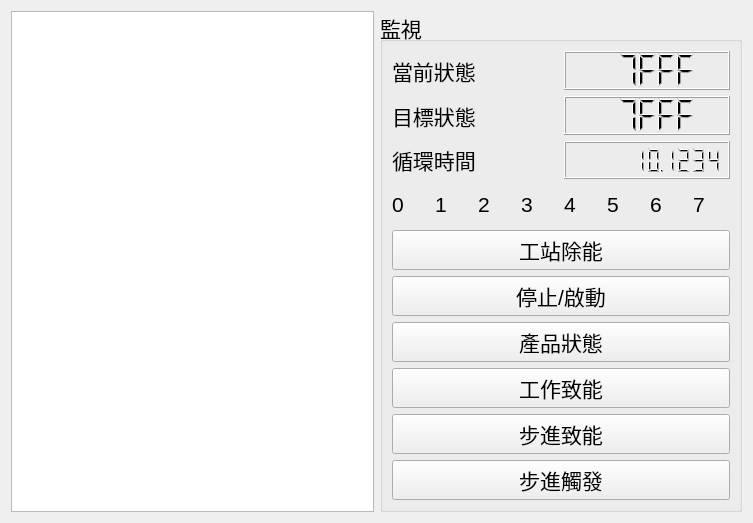
Old version of the form bank-view/fronts/frontunitpanel.ui in the repository smandyscom/front-base-widget.
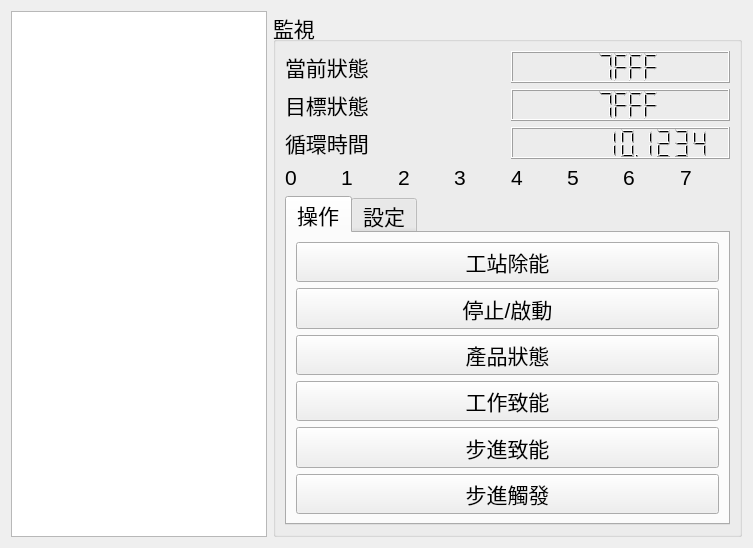
New version of the form.

What changed in the file:
```diff
--- a/bank-view/fronts/frontunitpanel.ui
+++ b/bank-view/fronts/frontunitpanel.ui
@@ -281,6 +281,16 @@
       <item row="4" column="0">
        <layout class="QGridLayout" name="gridLayout">
         <item row="0" column="0">
+         <widget class="QTabWidget" name="tabWidget">
+          <property name="currentIndex">
+           <number>0</number>
+          </property>
+          <widget class="QWidget" name="tabControl">
+           <attribute name="title">
+            <string>操作</string>
+           </attribute>
+           <layout class="QGridLayout" name="gridLayout_8">
+            <item row="0" column="0">
          <widget class="QPushButton" name="pushButtonByPass">
           <property name="sizePolicy">
            <sizepolicy hsizetype="Preferred" vsizetype="Preferred">
@@ -356,6 +366,20 @@
           <property name="text">
            <string>步進觸發</string>
           </property>
+             </widget>
+            </item>
+           </layout>
+          </widget>
+          <widget class="QWidget" name="tabConfig">
+           <attribute name="title">
+            <string>設定</string>
+           </attribute>
+           <layout class="QGridLayout" name="gridLayout_9">
+            <item row="0" column="0">
+             <widget class="QTableView" name="tableViewConfig"/>
+            </item>
+           </layout>
+          </widget>
          </widget>
         </item>
        </layout>
```
Lines whose indentation alone changed are shown as unchanged.
